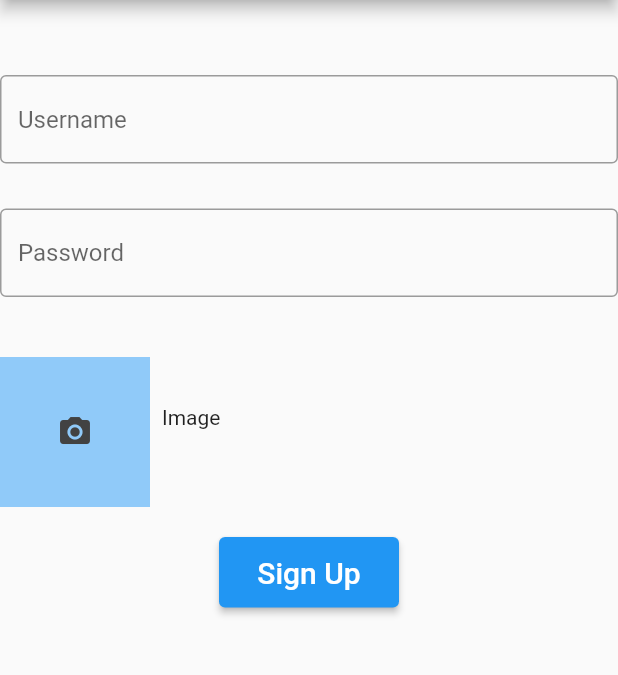
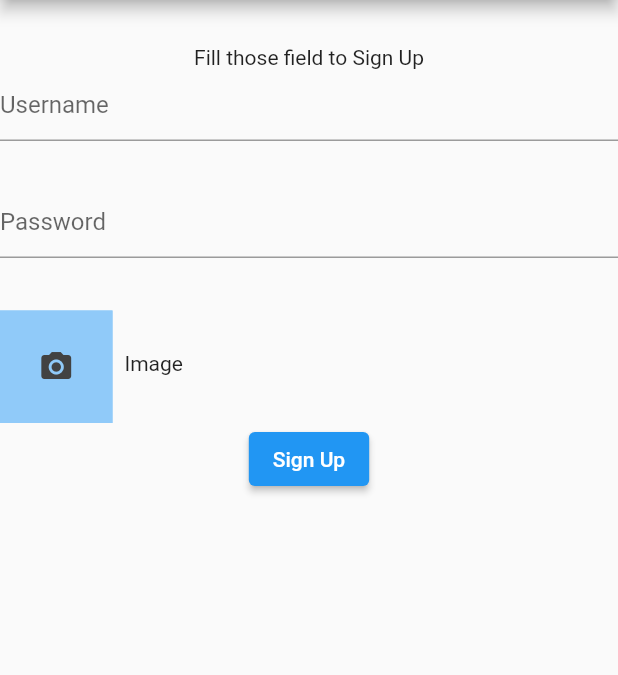
Before and after one commit to ahmedaalmuhanna/bankapp, a Flutter app: the screen it shows after launch, after a tap on "Sign Up!", on a phone screen of 412 x 824 dp, the part 84-759 px from its top. Run offline on Flutter 3.47's test engine with Material 2 defaults, Android fonts, the phone set to English and light mode, and no system bars; our stand-ins replace dio, go_router, image_picker.

Commit message:
second day update

```diff
--- a/lib/main.dart
+++ b/lib/main.dart
@@ -1,10 +1,15 @@
 import 'package:bankapp/pages/homepage.dart';
 import 'package:bankapp/pages/signup.dart';
+import 'package:bankapp/providers/user_provider.dart';
 import 'package:flutter/material.dart';
 import 'package:go_router/go_router.dart';
+import 'package:provider/provider.dart';
 
 void main() {
-  runApp(const MyApp());
+  runApp(ChangeNotifierProvider(
+    create: (context) => UserProvider(),
+    child: MyApp(),
+  ));
 }
 
 class MyApp extends StatelessWidget {
--- a/lib/pages/homepage.dart
+++ b/lib/pages/homepage.dart
@@ -8,6 +8,8 @@ class HomePage extends StatelessWidget {
 
   @override
   Widget build(BuildContext context) {
+    var userNameController = TextEditingController();
+    var passWordController = TextEditingController();
     return Scaffold(
       appBar: AppBar(
         title: Center(
@@ -15,24 +17,36 @@ class HomePage extends StatelessWidget {
           "CODED Bank App",
         )),
       ),
-      body: Column(
+      body: Center(
+        child: Column(
           children: [
             SizedBox(height: 50),
-          TextField(
+            Container(
+              width: 350,
+              child: TextField(
+                  controller: userNameController,
                   decoration: InputDecoration(
                       hintText: "Username",
                       border: OutlineInputBorder(
-                    borderSide: BorderSide(color: Colors.black54))),
+                          borderRadius: BorderRadius.circular(30),
+                          borderSide: BorderSide(
+                              color: Color.fromARGB(135, 0, 0, 0))))),
             ),
             SizedBox(height: 30),
-          TextField(
+            Container(
+              width: 350,
+              child: TextField(
+                controller: passWordController,
                 decoration: InputDecoration(
                     hintText: "Password",
                     border: OutlineInputBorder(
+                        borderRadius: BorderRadius.circular(30),
                         borderSide: BorderSide(color: Colors.black54))),
+              ),
             ),
             SizedBox(height: 20),
             Container(
+              margin: EdgeInsets.only(),
               width: 100,
               height: 47,
               child: ElevatedButton(
@@ -66,6 +80,7 @@ class HomePage extends StatelessWidget {
             ),
           ],
         ),
+      ),
     );
   }
 }
--- a/lib/pages/signup.dart
+++ b/lib/pages/signup.dart
@@ -1,9 +1,12 @@
 import 'dart:io';
 
+import 'package:bankapp/models/user.dart';
+import 'package:bankapp/providers/user_provider.dart';
 import 'package:flutter/material.dart';
 import 'package:flutter/src/foundation/key.dart';
 import 'package:flutter/src/widgets/framework.dart';
 import 'package:image_picker/image_picker.dart';
+import 'package:provider/provider.dart';
 
 class SignUp extends StatefulWidget {
   const SignUp({Key? key}) : super(key: key);
@@ -13,13 +16,13 @@ class SignUp extends StatefulWidget {
 }
 
 class _SignUpState extends State<SignUp> {
-  var _image;
+  File? _image;
+  String myUsername = '';
+  String myPassword = '';
+  final _formKey = GlobalKey<FormState>();
 
   @override
   Widget build(BuildContext context) {
-    var userNameController = TextEditingController();
-    var passWordController = TextEditingController();
-
     Size size = MediaQuery.of(context).size;
 
     final _picker = ImagePicker();
@@ -32,65 +35,83 @@ class _SignUpState extends State<SignUp> {
       ),
       body: Column(
         children: [
-          // SizedBox(height: 50),
-          // Text(
-          //   "Sign Up",
-          //   style: TextStyle(fontSize: 25),
-          // ),
-          SizedBox(height: 50),
           Container(
-            //   width: 350,
-            child: TextField(
-                controller: userNameController,
-                decoration: InputDecoration(
-                    hintText: "Username",
-                    border: OutlineInputBorder(
-                        //        borderRadius: BorderRadius.circular(30),
-                        borderSide:
-                            BorderSide(color: Color.fromARGB(135, 0, 0, 0))))),
+              margin: EdgeInsets.only(top: 30),
+              child: Text("Fill those field to Sign Up")),
+          ///////////////////////////////
+
+          Form(
+            key: _formKey,
+            child: Column(
+              crossAxisAlignment: CrossAxisAlignment.start,
+              children: <Widget>[
+                TextFormField(
+                  decoration: const InputDecoration(
+                    hintText: 'Username',
                   ),
 
+                  // decoration: InputDecoration(
+                  //   hintText: "Username",
+                  //   border: OutlineInputBorder(
+                  //       borderRadius: BorderRadius.circular(30),
+                  //       borderSide:
+                  //           BorderSide(color: Color.fromARGB(135, 0, 0, 0)))
+                  validator: (username) {
+                    if (username!.isEmpty) {
+                      return "please fill out this field";
+                    } else {
+                      return null;
+                    }
+                  },
+                  onSaved: (username) {
+                    myUsername = username!;
+                  },
+                ),
                 SizedBox(height: 30),
-          Container(
-            //   width: 350,
-            child: TextField(
-              controller: passWordController,
-              decoration: InputDecoration(
-                  hintText: "Password",
-                  border: OutlineInputBorder(
-                      //        borderRadius: BorderRadius.circular(30),
-                      borderSide: BorderSide(color: Colors.black54))),
+                TextFormField(
+                  decoration: const InputDecoration(
+                    hintText: 'Password',
                   ),
+                  validator: (password) {
+                    if (password!.isEmpty) {
+                      return "please fill out this field";
+                    } else {
+                      return null;
+                    }
+                  },
+                  onSaved: (password) {
+                    myPassword = password!;
+                  },
                 ),
-          SizedBox(height: 20),
-          ///////////////////////////////
+                SizedBox(height: 30),
                 Row(
                   children: [
                     GestureDetector(
                       onTap: () async {
                         print("ontap");
-                  final XFile? image =
-                      await _picker.pickImage(source: ImageSource.gallery);
+                        final XFile? image = await _picker.pickImage(
+                            source: ImageSource.gallery);
                         setState(() {
                           _image = File(image!.path);
                         });
                       },
                       child: Container(
-                  width: 100,
-                  height: 100,
-                  margin: const EdgeInsets.only(top: 20),
+                        width: 75,
+                        height: 75,
+                        margin: const EdgeInsets.only(top: 5),
                         decoration: BoxDecoration(
                           color: Colors.blue[200],
                         ),
                         child: _image != null
                             ? Image.file(
-                          _image,
+                                _image!,
                                 width: 200.0,
                                 height: 200.0,
                                 fit: BoxFit.fitHeight,
                               )
                             : Container(
-                          decoration: BoxDecoration(color: Colors.blue[200]),
+                                decoration:
+                                    BoxDecoration(color: Colors.blue[200]),
                                 width: 200,
                                 height: 200,
                                 child: Icon(
@@ -106,21 +127,113 @@ class _SignUpState extends State<SignUp> {
                     )
                   ],
                 ),
-          /////////////////////////////////
-          SizedBox(height: 20),
-          Container(
-            width: 120,
-            height: 47,
+                Center(
                   child: ElevatedButton(
                     onPressed: () {
+                      if (_formKey.currentState!.validate()) {
+                        _formKey.currentState!.save();
+
                         print(
-                      "username is ${userNameController.text} \n Password is ${passWordController.text}");
+                            "username: $myUsername\nPassword: $myPassword\nimage: ${_image?.path}");
+                      }
                     },
-                child: Text(
-                  "Sign Up",
-                  style: TextStyle(fontSize: 20),
-                )),
+                    child: const Text("Sign Up"),
                   ),
+                ),
+              ],
+            ),
+          ),
+          // SizedBox(height: 50),
+          // Text(
+          //   "Sign Up",
+          //   style: TextStyle(fontSize: 25),
+          // ),
+
+          ////////////////////////////////////////////////////
+          // SizedBox(height: 50),
+          // Container(
+          //   width: 350,
+          //   child: TextField(
+          //       controller: userNameController,
+          // decoration: InputDecoration(
+          //     hintText: "Username",
+          //     border: OutlineInputBorder(
+          //         borderRadius: BorderRadius.circular(30),
+          //         borderSide:
+          //             BorderSide(color: Color.fromARGB(135, 0, 0, 0))))),
+          // ),
+
+          // SizedBox(height: 30),
+          // Container(
+          //   width: 350,
+          //   child: TextField(
+          //     controller: passWordController,
+          //     decoration: InputDecoration(
+          //         hintText: "Password",
+          //         border: OutlineInputBorder(
+          //             borderRadius: BorderRadius.circular(30),
+          //             borderSide: BorderSide(color: Colors.black54))),
+          //   ),
+          // ),
+          // SizedBox(height: 20),
+          // ///////////////////////////////
+          // Row(
+          //   children: [
+          //     GestureDetector(
+          //       onTap: () async {
+          //         print("ontap");
+          //         final XFile? image =
+          //             await _picker.pickImage(source: ImageSource.gallery);
+          //         setState(() {
+          //           _image = File(image!.path);
+          //         });
+          //       },
+          //       child: Container(
+          //         width: 100,
+          //         height: 100,
+          //         margin: const EdgeInsets.only(top: 20),
+          //         decoration: BoxDecoration(
+          //           color: Colors.blue[200],
+          //         ),
+          //         child: _image != null
+          //             ? Image.file(
+          //                 _image,
+          //                 width: 200.0,
+          //                 height: 200.0,
+          //                 fit: BoxFit.fitHeight,
+          //               )
+          //             : Container(
+          //                 decoration: BoxDecoration(color: Colors.blue[200]),
+          //                 width: 200,
+          //                 height: 200,
+          //                 child: Icon(
+          //                   Icons.camera_alt,
+          //                   color: Colors.grey[800],
+          //                 ),
+          //               ),
+          //       ),
+          //     ),
+          //     const Padding(
+          //       padding: EdgeInsets.all(8.0),
+          //       child: Text("Image"),
+          //     )
+          //   ],
+          // ),
+          // /////////////////////////////////
+          // SizedBox(height: 20),
+          // Container(
+          //   width: 120,
+          //   height: 47,
+          //   child: ElevatedButton(
+          //       onPressed: () {
+          //         print(
+          //             "username is ${userNameController.text} \n Password is ${passWordController.text}");
+          //       },
+          //       child: Text(
+          //         "Sign Up",
+          //         style: TextStyle(fontSize: 20),
+          //       )),
+          // ),
         ],
       ),
     );
--- /dev/null
+++ b/lib/services/backendpath.dart
@@ -0,0 +1,6 @@
+import 'package:dio/dio.dart';
+
+class MyPath {
+  static final path =
+      Dio(BaseOptions(baseUrl: 'https://coded-bank-api.herokuapp.com'));
+}
--- a/pubspec.yaml
+++ b/pubspec.yaml
@@ -36,6 +36,8 @@ dependencies:
   cupertino_icons: ^1.0.2
   go_router: ^4.1.0
   image_picker: ^0.8.5+3
+  provider: ^6.0.3
+  dio: ^4.0.6
 
 dev_dependencies:
   flutter_test:
```
Also changed, not shown: lib/models/user.dart (added, +34 -0 lines), lib/providers/user_provider.dart (added, +11 -0 lines), lib/services/user_service.dart (added, +19 -0 lines), pubspec.lock. Lines whose indentation alone changed are shown as unchanged.
